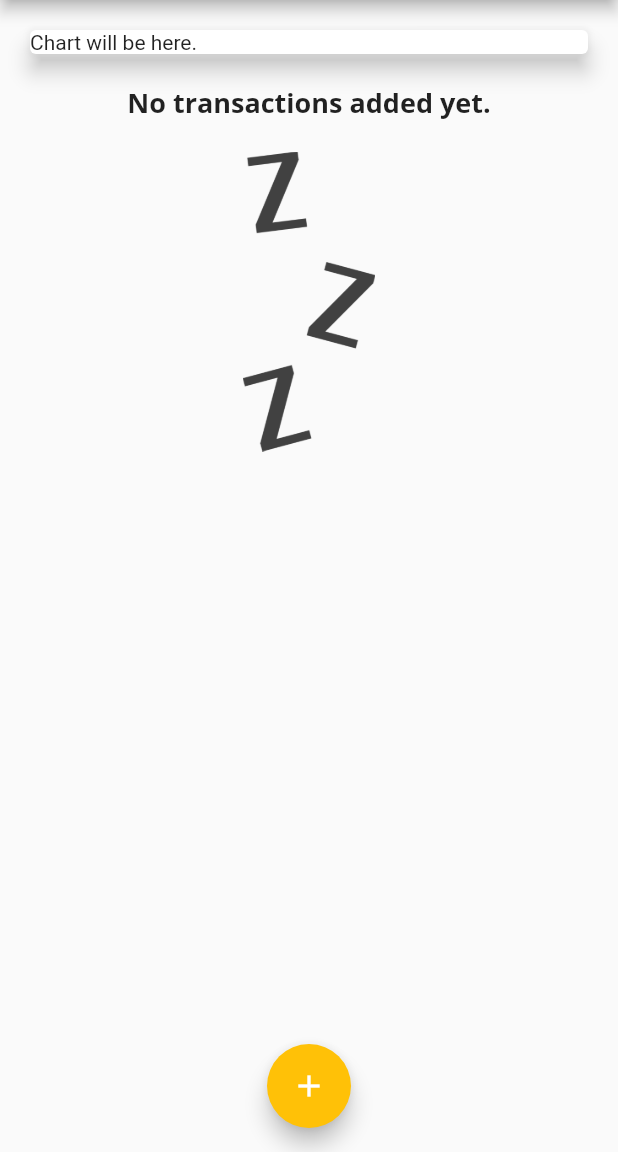
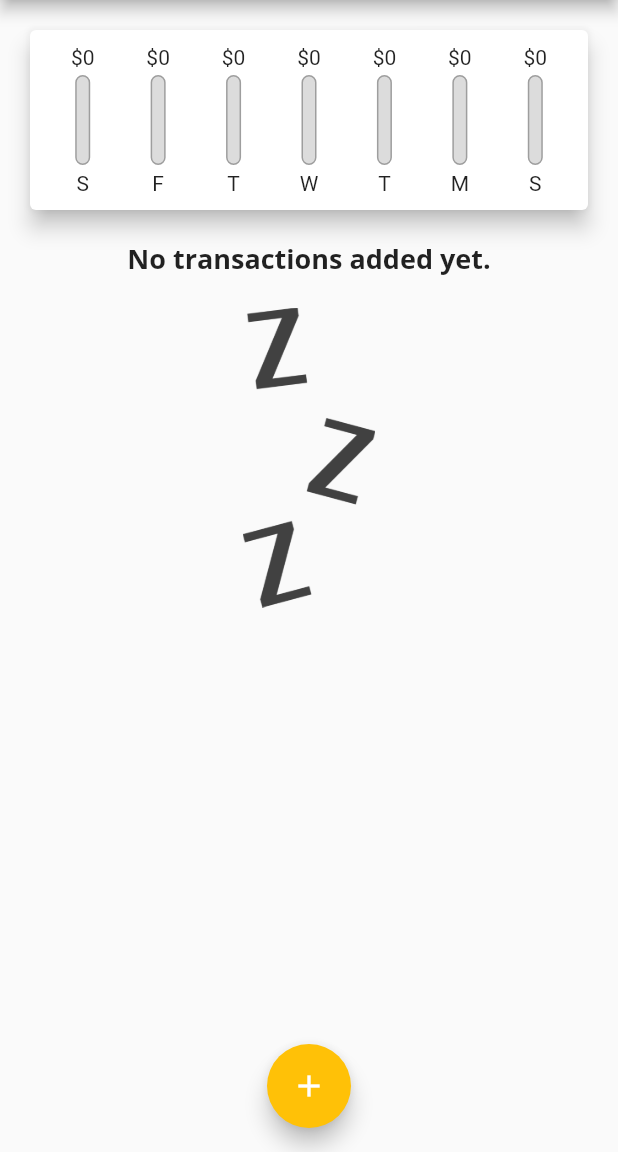
Before and after one commit to mertguler94/expenses_app_flutter, a Flutter app: the screen it shows after launch, on a phone screen of 412 x 824 dp, the part 84-1236 px from its top. Run offline on Flutter 3.47's test engine with Material 2 defaults, Android fonts, the phone set to English and light mode, and no system bars.

Commit message:
Chart and its bar widgets are created

```diff
--- a/lib/main.dart
+++ b/lib/main.dart
@@ -66,6 +66,12 @@ class _MyHomePageState extends State<MyHomePage> {
     // ),
   ];
 
+  List<Transaction> get _recentTransactions {
+    return _userTransactions.where((tx) {
+      return tx.date!.isAfter(DateTime.now().subtract(Duration(days: 7)));
+    }).toList();
+  }
+
   void _addNewTransaction(String title, double amount) {
     final newTx = Transaction(
         id: DateTime.now().toString(),
@@ -100,7 +106,7 @@ class _MyHomePageState extends State<MyHomePage> {
         ],
       ),
       body: ListView(children: <Widget>[
-        Chart(),
+        Chart(_recentTransactions),
         TransactionList(_userTransactions),
       ]),
       floatingActionButtonLocation: FloatingActionButtonLocation.centerFloat,
--- a/lib/widgets/chart.dart
+++ b/lib/widgets/chart.dart
@@ -1,14 +1,62 @@
+// ignore_for_file: prefer_const_constructors
+
 import 'package:flutter/material.dart';
+import 'package:intl/intl.dart';
+import '../models/transaction.dart';
+import './chart_bars.dart';
 
 class Chart extends StatelessWidget {
-  const Chart({Key? key}) : super(key: key);
+  final List<Transaction> recentTransactions;
+  const Chart(this.recentTransactions, {Key? key}) : super(key: key);
+
+  List<Map<String, Object>> get groupedTransactionValues {
+    return List.generate(7, (index) {
+      final weekDay = DateTime.now().subtract(Duration(days: index));
+      var totalSum = 0.0;
+
+      for (var i = 0; i < recentTransactions.length; i++) {
+        if (recentTransactions[i].date?.day == weekDay.day &&
+            recentTransactions[i].date?.month == weekDay.month &&
+            recentTransactions[i].date?.year == weekDay.year) {
+          totalSum += recentTransactions[i].amount!;
+        }
+      }
+
+      return {
+        'day': DateFormat.E().format(weekDay).substring(0, 1),
+        'amount': totalSum,
+      };
+    });
+  }
+
+  double get maxSpending {
+    return groupedTransactionValues.fold(0.0, (previousValue, element) {
+      return previousValue + (element['amount'] as double);
+    });
+  }
 
   @override
   Widget build(BuildContext context) {
     return Card(
       elevation: 6,
       margin: EdgeInsets.all(20),
-      child: Text('Chart will be here.'),
+      child: Padding(
+        padding: EdgeInsets.all(10),
+        child: Row(
+          mainAxisAlignment: MainAxisAlignment.spaceAround,
+          children: groupedTransactionValues.map((e) {
+            return Flexible(
+              fit: FlexFit.tight,
+              child: ChartBar(
+                  e['day'] as String,
+                  e['amount'] as double,
+                  maxSpending == 0.0
+                      ? 0.0
+                      : (e['amount'] as double) / maxSpending),
+            );
+          }).toList(),
+        ),
+      ),
     );
   }
 }
--- /dev/null
+++ b/lib/widgets/chart_bars.dart
@@ -0,0 +1,48 @@
+// ignore_for_file: prefer_const_constructors, sized_box_for_whitespace
+
+import 'package:flutter/material.dart';
+
+class ChartBar extends StatelessWidget {
+  final String label;
+  final double spendingAmount;
+  final double spendingPctOfTotal;
+
+  const ChartBar(this.label, this.spendingAmount, this.spendingPctOfTotal,
+      {Key? key})
+      : super(key: key);
+
+  @override
+  Widget build(BuildContext context) {
+    return Column(
+      children: <Widget>[
+        FittedBox(child: Text('\$${spendingAmount.toStringAsFixed(0)}')),
+        SizedBox(
+          height: 4,
+        ),
+        Container(
+          height: 60,
+          width: 10,
+          child: Stack(children: [
+            Container(
+              decoration: BoxDecoration(
+                  border: Border.all(color: Colors.grey, width: 1),
+                  color: Color.fromRGBO(220, 220, 220, 1),
+                  borderRadius: BorderRadius.circular(10)),
+            ),
+            FractionallySizedBox(
+              heightFactor: spendingPctOfTotal,
+              child: Container(
+                  decoration: BoxDecoration(
+                      color: Theme.of(context).colorScheme.primary,
+                      borderRadius: BorderRadius.circular(10))),
+            )
+          ]),
+        ),
+        SizedBox(
+          height: 4,
+        ),
+        Text(label),
+      ],
+    );
+  }
+}
```
